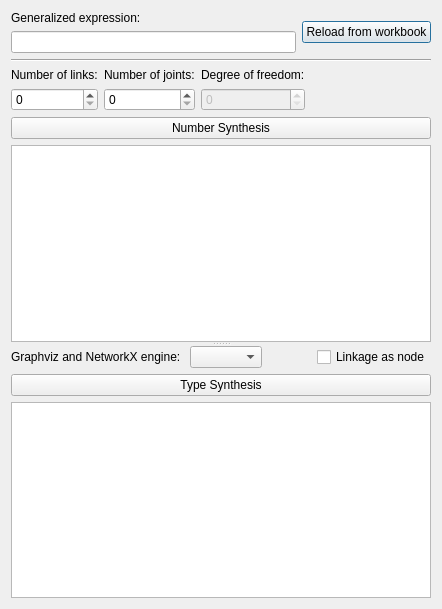
The window that core/synthesis/NumberAndTypeSynthesis/Permutations.ui (KmolYuan/Pyslvs-UI) describes before a commit, drawn with Qt 5.
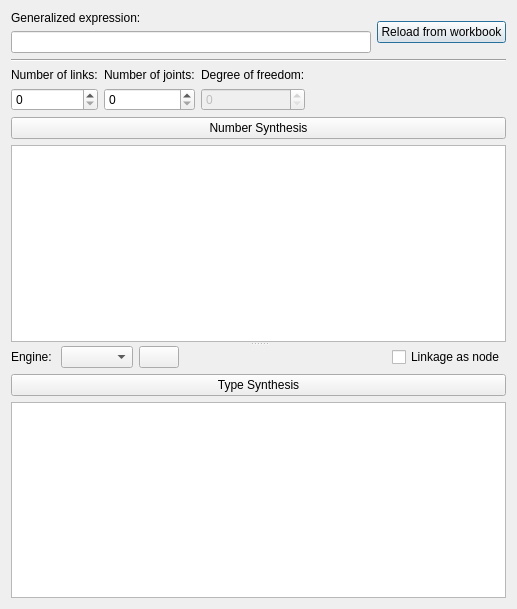
The same window after the commit. Icons and pictures are not drawn.

Commit message: Add reload atlas button.

```diff
--- a/core/synthesis/NumberAndTypeSynthesis/Permutations.ui
+++ b/core/synthesis/NumberAndTypeSynthesis/Permutations.ui
@@ -6,7 +6,7 @@
    <rect>
     <x>0</x>
     <y>0</y>
-    <width>442</width>
+    <width>517</width>
     <height>609</height>
    </rect>
   </property>
@@ -151,7 +151,7 @@
          <item>
           <widget class="QLabel" name="graph_engine_text">
            <property name="text">
-            <string>Graphviz and NetworkX engine: </string>
+            <string>Engine: </string>
            </property>
           </widget>
          </item>
@@ -162,6 +162,17 @@
            </property>
           </widget>
          </item>
+         <item>
+          <widget class="QPushButton" name="reload_atlas">
+           <property name="text">
+            <string/>
+           </property>
+           <property name="icon">
+            <iconset resource="../../../icons.qrc">
+             <normaloff>:/icons/dataupdate.png</normaloff>:/icons/dataupdate.png</iconset>
+           </property>
+          </widget>
+         </item>
          <item>
           <spacer name="horizontalSpacer">
            <property name="orientation">
```
The commit also changes 2 other files.
